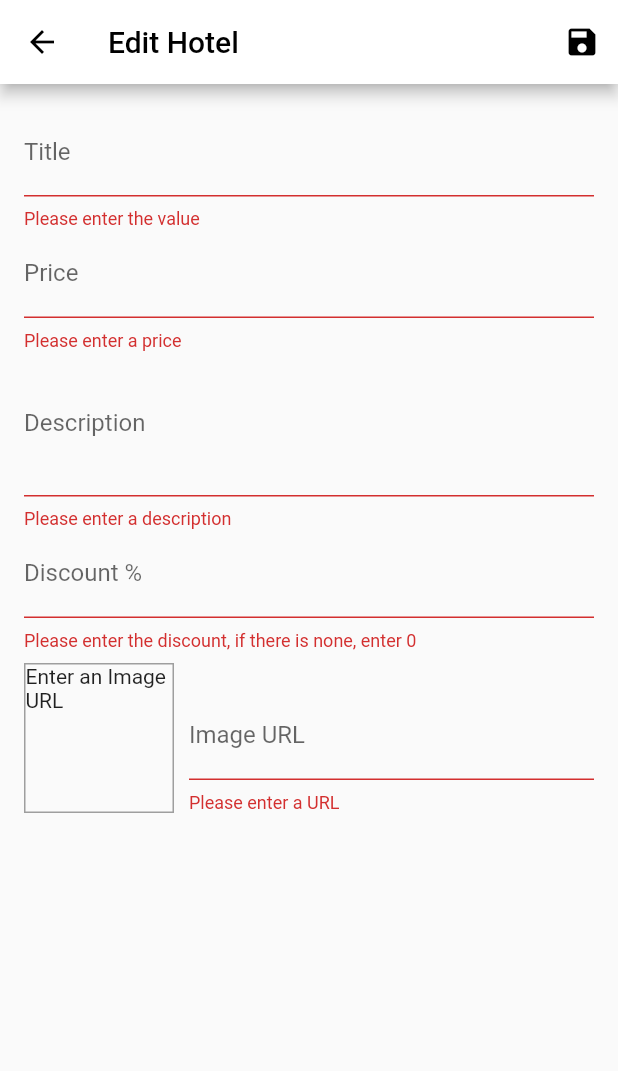
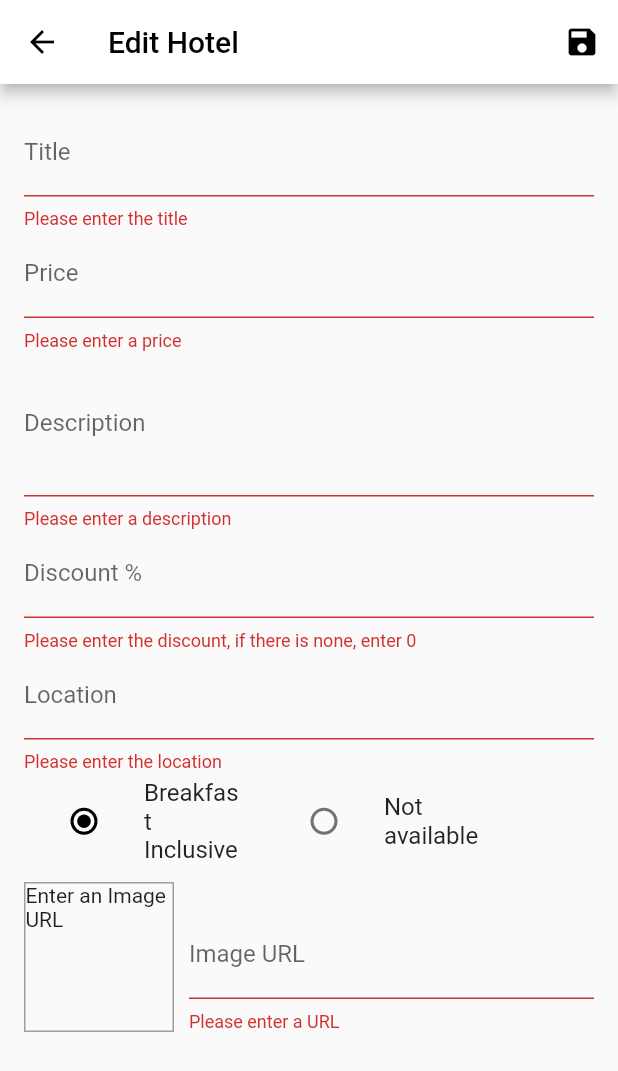
Before and after one commit to rahulkarki312/Book-a-Stay, a Flutter app: the EditHotelScreen screen opened by its route, after a tap on the "save" icon, on a phone screen of 412 x 824 dp. Shown: the top 1071 px of the screen. Run offline on Flutter 3.47's test engine with Material 2 defaults, Android fonts, the phone set to English and light mode, and no system bars; our stand-ins replace shared_preferences; accounts and stored records are empty; network calls fail; Roboto replaces fonts that are missing (Montserrat).

Commit message:
added edit screen for admin

```diff
--- a/lib/screens/admin/edit_hotels_screen.dart
+++ b/lib/screens/admin/edit_hotels_screen.dart
@@ -4,25 +4,6 @@ import 'package:provider/provider.dart';
 import '../../providers/hotel.dart';
 import '../../providers/hotels.dart';
 import '../../providers/auth.dart';
-
-// class EditHotelScreen extends StatelessWidget {
-//   @override
-//   Widget build(BuildContext context) {
-//     // TODO: implement build
-//     return Scaffold(
-//       appBar: AppBar(
-//         title: Text("Edit Hotels Screen"),
-//       ),
-//       body: Center(
-//           child: TextButton(
-//         child: Text("Log out"),
-//         onPressed: () {
-//           Provider.of<Auth>(context, listen: false).logout();
-//         },
-//       )),
-//     );
-//   }
-// }
 
 class EditHotelScreen extends StatefulWidget {
   static const routeName = '/edit-hotel';
@@ -35,14 +16,14 @@ class _EditHotelScreenState extends State<EditHotelScreen> {
   final _descriptionFocusNode = FocusNode();
   final _imageUrlFocusNode = FocusNode();
   final _discountFocusNode = FocusNode();
-  final _categoryFocusNode = FocusNode();
+  final _addressFocusNode = FocusNode();
 
   final _imageUrlController = TextEditingController();
   final _form = GlobalKey<FormState>();
   var _isInit = true;
   var _isLoading = false;
 
-  // if this screen is redirected from the "ADD" IconButton
+  // if this screen is redirected from the "ADD" IconButton. So, the id is null
   var _editedHotel = Hotel(
       id: '',
       title: '',
@@ -61,10 +42,13 @@ class _EditHotelScreenState extends State<EditHotelScreen> {
     'imageUrl': '',
     'discount': '',
     'address': '',
+    'breakfastIncl': true,
   };
+  bool breakfastIncl = true;
 
   @override
   void initState() {
+    breakfastIncl = _initValues['breakfastIncl'];
     _imageUrlFocusNode.addListener(_updateImageUrl);
     super.initState();
   }
@@ -82,33 +66,33 @@ class _EditHotelScreenState extends State<EditHotelScreen> {
 
 // if this screen is redirected from the "Edit" IconButton of a UsersHotelItem
   @override
-  // void didChangeDependencies() {
-  //   // first set the isInit var to true (When the widget is first built), then fetch the
-  //   // selected HotelItem from the "Hotels" provider. Then set the _isInit to false
-  //   // since the HotelItem has already been fetched the first time this widget got built
-  //   if (_isInit) {
-  //     final Hotelid = ModalRoute.of(context)!.settings.arguments;
-  //     if (Hotelid != null) {
-  //       _editedHotel = Provider.of<Hotels>(context, listen: false)
-  //           .findById(Hotelid as String);
-  //       _initValues = {
-  //         'title': _editedHotel.title,
-  //         'description': _editedHotel.description,
-  //         'price': _editedHotel.price.toString(),
-  //         'imageUrl': '',
-  //         'isMan': _editedHotel.isMan,
-  //         'discount': _editedHotel.discount.toString(),
-  //         'category': _editedHotel.category
-  //       };
-  //       _imageUrlController.text = _editedHotel.imageUrl;
-  //     }
-  //   }
+  void didChangeDependencies() {
+    // first set the isInit var to true (When the widget is first built), then fetch the
+    // selected HotelItem from the "Hotels" provider. Then set the _isInit to false
+    // since the HotelItem has already been fetched the first time this widget got built
+    if (_isInit) {
+      final Hotelid = ModalRoute.of(context)!.settings.arguments;
+      if (Hotelid != null) {
+        _editedHotel = Provider.of<Hotels>(context, listen: false)
+            .findById(Hotelid as String);
+        _initValues = {
+          'title': _editedHotel.title,
+          'description': _editedHotel.description,
+          'price': _editedHotel.price.toString(),
+          'imageUrl': '',
+          'breakfastIncl': _editedHotel.breakfastIncl,
+          'discount': _editedHotel.discount.toString(),
+          'address': _editedHotel.address
+        };
+        _imageUrlController.text = _editedHotel.imageUrl;
+      }
+    }
 
-  //   _selectedGender = _initValues['isMan'] == true ? Gender.Men : Gender.Women;
+    breakfastIncl = _initValues['breakfastIncl'];
 
-  //   _isInit = false;
-  //   super.didChangeDependencies();
-  // }
+    _isInit = false;
+    super.didChangeDependencies();
+  }
 
   @override
   void dispose() {
@@ -157,8 +141,7 @@ class _EditHotelScreenState extends State<EditHotelScreen> {
           .updateHotel(_editedHotel.id, _editedHotel);
     }
     setState(() {
-      _isLoading:
-      false;
+      _isLoading = false;
     });
     Navigator.of(context).pop();
   }
@@ -202,7 +185,7 @@ class _EditHotelScreenState extends State<EditHotelScreen> {
                         },
                         validator: (value) {
                           if (value!.isEmpty) {
-                            return 'Please enter the value';
+                            return 'Please enter the title';
                           }
                           return null;
                         },
@@ -305,9 +288,98 @@ class _EditHotelScreenState extends State<EditHotelScreen> {
                         decoration: InputDecoration(labelText: 'Discount %'),
                         onFieldSubmitted: (_) {
                           FocusScope.of(context)
-                              .requestFocus(_categoryFocusNode);
+                              .requestFocus(_addressFocusNode);
                         },
                         textInputAction: TextInputAction.next,
+                      ),
+
+                      TextFormField(
+                        initialValue: _initValues['address'],
+                        onSaved: (value) {
+                          _editedHotel = Hotel(
+                              title: _editedHotel.title,
+                              id: _editedHotel.id,
+                              price: _editedHotel.price,
+                              description: _editedHotel.description,
+                              imageUrl: _editedHotel.imageUrl,
+                              isFavorite: _editedHotel.isFavorite,
+                              discount: _editedHotel.discount,
+                              address: value!,
+                              breakfastIncl: _editedHotel.breakfastIncl);
+                        },
+                        validator: (value) {
+                          if (value!.isEmpty) {
+                            return "Please enter the location";
+                          }
+                          // returning null means no error in validation and the opposite when string is returned
+                          return null;
+                        },
+                        focusNode: _addressFocusNode,
+                        decoration: InputDecoration(labelText: 'Location'),
+                        // onFieldSubmitted: (_) {
+                        //   FocusScope.of(context)
+                        //       .requestFocus(_categoryFocusNode);
+                        // },
+                        textInputAction: TextInputAction.next,
+                      ),
+
+                      // breakfast Incl
+
+                      Row(
+                        children: <Widget>[
+                          Container(
+                            constraints:
+                                BoxConstraints(minWidth: 60, maxWidth: 160),
+                            child: ListTile(
+                              title: const Text('Breakfast Inclusive'),
+                              leading: Radio<bool>(
+                                value: true,
+                                groupValue: breakfastIncl,
+                                onChanged: (bool? value) {
+                                  _editedHotel = Hotel(
+                                      title: _editedHotel.title,
+                                      id: _editedHotel.id,
+                                      price: _editedHotel.price,
+                                      description: _editedHotel.description,
+                                      imageUrl: _editedHotel.imageUrl,
+                                      isFavorite: _editedHotel.isFavorite,
+                                      breakfastIncl: true,
+                                      discount: _editedHotel.discount,
+                                      address: _editedHotel.address);
+                                  setState(() {
+                                    breakfastIncl = value!;
+                                  });
+                                },
+                              ),
+                            ),
+                          ),
+                          Container(
+                            constraints:
+                                BoxConstraints(minWidth: 60, maxWidth: 160),
+                            child: ListTile(
+                              title: const Text('Not available'),
+                              leading: Radio<bool>(
+                                value: false,
+                                groupValue: breakfastIncl,
+                                onChanged: (bool? value) {
+                                  _editedHotel = Hotel(
+                                      title: _editedHotel.title,
+                                      id: _editedHotel.id,
+                                      price: _editedHotel.price,
+                                      description: _editedHotel.description,
+                                      imageUrl: _editedHotel.imageUrl,
+                                      isFavorite: _editedHotel.isFavorite,
+                                      breakfastIncl: false,
+                                      discount: _editedHotel.discount,
+                                      address: _editedHotel.address);
+                                  setState(() {
+                                    breakfastIncl = value!;
+                                  });
+                                },
+                              ),
+                            ),
+                          ),
+                        ],
                       ),
 
                       //image url
--- a/lib/screens/auth_screen.dart
+++ b/lib/screens/auth_screen.dart
@@ -190,9 +190,9 @@ class _AuthCardState extends State<AuthCard>
       _showErrorDialog(errorMessage);
     }
 
-    setState(() {
-      _isLoading = false;
-    });
+    // setState(() {
+    //   _isLoading = false;
+    // });
   }
 
   void _switchAuthMode() {
```
Also changed, not shown: lib/main.dart (+8 -1 lines), lib/providers/hotels.dart (+91 -5 lines), lib/screens/admin/admin_home_screen.dart (+28 -9 lines), lib/widgets/hotel_item.dart (added, +63 -0 lines), lib/widgets/hotels_grid.dart (added, +28 -0 lines).
